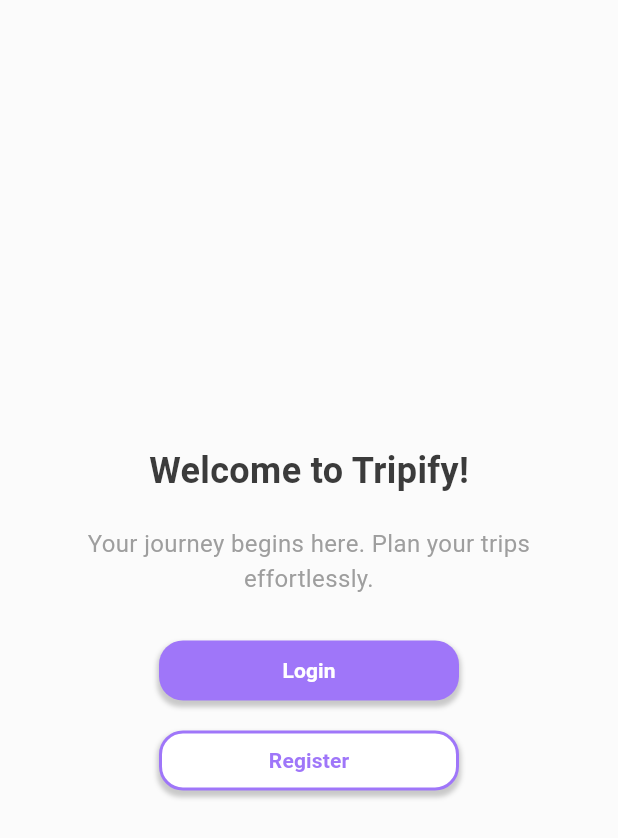
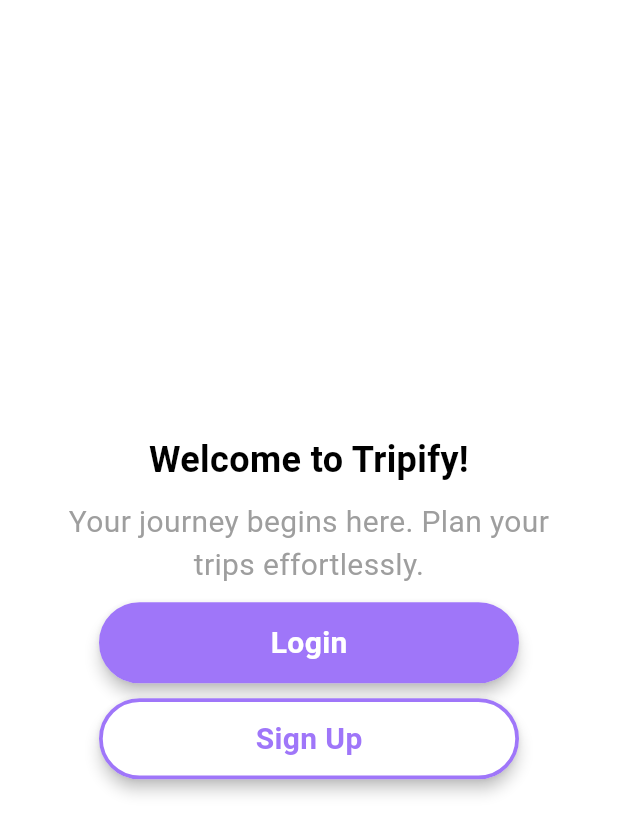
Before and after one commit to limwengni/Tripify, a Flutter app: the screen it shows after launch, on a phone screen of 412 x 824 dp. Shown: the top 838 px of the screen. Run offline on Flutter 3.47's test engine with Material 3 defaults, Android fonts, the phone set to English and light mode, and no system bars; our stand-ins replace firebase_auth, firebase_core, flutter_svg, go_router, loading_overlay, rflutter_alert and 2 more; accounts and stored records are empty.

Commit message:
change btn

```diff
--- a/lib/components/components.dart
+++ b/lib/components/components.dart
@@ -3,12 +3,13 @@ import 'package:tripify/constants.dart';
 import 'package:rflutter_alert/rflutter_alert.dart';
 
 class CustomButton extends StatelessWidget {
-  const CustomButton(
-      {super.key,
-      required this.buttonText,
-      this.isOutlined = false,
-      required this.onPressed,
-      this.width = 280});
+  const CustomButton({
+    super.key,
+    required this.buttonText,
+    this.isOutlined = false,
+    required this.onPressed,
+    this.width = 280,
+  });
 
   final String buttonText;
   final bool isOutlined;
@@ -26,7 +27,7 @@ class CustomButton extends StatelessWidget {
         elevation: 4,
         child: Container(
           width: width,
-          padding: const EdgeInsets.all(13),
+          padding: const EdgeInsets.symmetric(vertical: 10, horizontal: 15), // Adjusted padding
           decoration: BoxDecoration(
             color: isOutlined ? Colors.white : kTextColor,
             border: Border.all(color: kTextColor, width: 2.5),
@@ -47,6 +48,7 @@ class CustomButton extends StatelessWidget {
     );
   }
 }
+
 
 class TopScreenImage extends StatelessWidget {
   const TopScreenImage({super.key, required this.screenImageName});
--- a/lib/views/login_page.dart
+++ b/lib/views/login_page.dart
@@ -29,6 +29,16 @@ class _LoginScreenState extends State<LoginPage> {
       },
       child: Scaffold(
         backgroundColor: Colors.white,
+        appBar: AppBar(
+          leading: IconButton(
+            icon: Icon(Icons.arrow_back),
+            onPressed: () {
+              Navigator.popAndPushNamed(context, WelcomePage.id);
+            },
+          ),
+          backgroundColor: Colors.transparent,
+          elevation: 0, // Removes shadow under the AppBar
+        ),
         body: LoadingOverlay(
           isLoading: _saving,
           child: SafeArea(
@@ -39,11 +49,11 @@ class _LoginScreenState extends State<LoginPage> {
                   Expanded(
                     flex: 2,
                     child: Column(
-                      mainAxisAlignment: MainAxisAlignment.center, // Center the content vertically
+                      mainAxisAlignment: MainAxisAlignment.center,
                       crossAxisAlignment: CrossAxisAlignment.center,
                       children: [
                         const ScreenTitle(title: 'Login'),
-                        const SizedBox(height: 10), // Reduced spacing between title and text field
+                        const SizedBox(height: 10),
                         CustomTextField(
                           textField: TextField(
                               onChanged: (value) {
@@ -55,7 +65,7 @@ class _LoginScreenState extends State<LoginPage> {
                               decoration: kTextInputDecoration.copyWith(
                                   hintText: 'Email')),
                         ),
-                        const SizedBox(height: 10), // Reduced spacing between email and password field
+                        const SizedBox(height: 10),
                         CustomTextField(
                           textField: TextField(
                             obscureText: true,
@@ -69,7 +79,7 @@ class _LoginScreenState extends State<LoginPage> {
                                 hintText: 'Password'),
                           ),
                         ),
-                        const SizedBox(height: 20), // Adjusted spacing before button
+                        const SizedBox(height: 20),
                         CustomBottomScreen(
                           textButton: 'Login',
                           heroTag: 'login_btn',
--- a/lib/views/welcome_page.dart
+++ b/lib/views/welcome_page.dart
@@ -1,98 +1,102 @@
 import 'package:flutter/material.dart';
+import 'package:tripify/components/components.dart';
 import 'package:tripify/views/login_page.dart';
-import 'package:tripify/views/register_page.dart'; // Assuming you have a register page
+import 'package:tripify/views/register_page.dart';
 
 class WelcomePage extends StatelessWidget {
   const WelcomePage({super.key});
-  static String id = 'welcome_screen';
+  static String id = 'home_screen';
 
   @override
   Widget build(BuildContext context) {
     return Scaffold(
+      backgroundColor: Colors.white,
       body: SafeArea(
         child: Padding(
           padding: const EdgeInsets.all(25),
-          child: Center(
+          child: Center( // Center the entire Column
             child: Column(
-              mainAxisAlignment: MainAxisAlignment.center,
+              mainAxisAlignment: MainAxisAlignment.center, // Center the contents vertically
+              crossAxisAlignment: CrossAxisAlignment.center, // Center horizontally
               children: [
-                Text(
+                // Styled ScreenTitle
+                const Text(
                   'Welcome to Tripify!',
-                  style: TextStyle(fontSize: 24, fontWeight: FontWeight.bold),
+                  textAlign: TextAlign.center, // Center the text
+                  style: TextStyle(
+                    fontSize: 24, // Increased font size
+                    fontWeight: FontWeight.bold, // Bold font weight
+                    color: Colors.black, // Change color as needed
+                  ),
                 ),
-                SizedBox(height: 20),
-                Text(
+                const SizedBox(height: 10), // Reduced height
+                const Text(
                   'Your journey begins here. Plan your trips effortlessly.',
                   textAlign: TextAlign.center,
-                  style: TextStyle(fontSize: 16, color: Colors.grey),
-                ),
-                SizedBox(height: 30),
-                // Login Button with Shadow
-                Container(
-                  width: 200,
-                  height: 40, // Set the desired height here
-                  decoration: BoxDecoration(
-                    color: Color.fromARGB(255, 159, 118, 249),
-                    borderRadius: BorderRadius.circular(16),
-                    boxShadow: [
-                      BoxShadow(
-                        color: Colors.black.withOpacity(0.2),
-                        spreadRadius: 1,
-                        blurRadius: 2,
-                        offset: Offset(0, 3),
-                      ),
-                    ],
-                  ),
-                  child: TextButton(
-                    onPressed: () {
-                      Navigator.push(
-                        context,
-                        MaterialPageRoute(builder: (context) => LoginPage()),
-                      );
-                    },
-                    child: Text(
-                      'Login',
-                      style: TextStyle(
-                          color: Colors.white, fontWeight: FontWeight.bold),
-                    ),
+                  style: TextStyle(
+                    color: Colors.grey,
+                    fontSize: 20,
                   ),
                 ),
-                SizedBox(height: 20),
-                // Register Button with Outline
-                Container(
-                  width: 200,
-                  height: 40, // Set the desired height here
-                  decoration: BoxDecoration(
-                    color: Colors.white,
-                    borderRadius: BorderRadius.circular(16),
-                    border: Border.all(
-                      color: Color.fromARGB(255, 159, 118, 249), // Outline color
-                      width: 2, // Outline width
-                    ),
-                    boxShadow: [
-                      BoxShadow(
-                        color: Colors.black.withOpacity(0.2),
-                        spreadRadius: 1,
-                        blurRadius: 2,
-                        offset: Offset(0, 3),
-                      ),
-                    ],
-                  ),
-                  child: TextButton(
+                const SizedBox(height: 10), // Reduced height
+                Hero(
+                  tag: 'login_btn',
+                  child: CustomButton(
+                    buttonText: 'Login',
                     onPressed: () {
-                      Navigator.push(
-                        context,
-                        MaterialPageRoute(builder: (context) => RegistrationPage()), // Make sure this points to your register page
-                      );
+                      Navigator.pushNamed(context, LoginPage.id);
                     },
-                    child: Text(
-                      'Register',
-                      style: TextStyle(
-                          color: Color.fromARGB(255, 159, 118, 249),
-                          fontWeight: FontWeight.bold),
-                    ),
                   ),
                 ),
+                const SizedBox(height: 10),
+                Hero(
+                  tag: 'signup_btn',
+                  child: CustomButton(
+                    buttonText: 'Sign Up',
+                    isOutlined: true,
+                    onPressed: () {
+                      Navigator.pushNamed(context, RegistrationPage.id);
+                    },
+                  ),
+                ),
+                const SizedBox(height: 15), // Adjusted spacing
+                // Commenting out the sign up using section
+                /*
+                const Text(
+                  'Sign up using',
+                  style: TextStyle(
+                    color: Colors.grey,
+                    fontSize: 16,
+                  ),
+                ),
+                Row(
+                  mainAxisAlignment: MainAxisAlignment.center,
+                  children: [
+                    IconButton(
+                      onPressed: () {},
+                      icon: CircleAvatar(
+                        radius: 25,
+                        child: Image.asset('assets/images/icons/facebook.png'),
+                      ),
+                    ),
+                    IconButton(
+                      onPressed: () {},
+                      icon: CircleAvatar(
+                        radius: 25,
+                        backgroundColor: Colors.transparent,
+                        child: Image.asset('assets/images/icons/google.png'),
+                      ),
+                    ),
+                    IconButton(
+                      onPressed: () {},
+                      icon: CircleAvatar(
+                        radius: 25,
+                        child: Image.asset('assets/images/icons/linkedin.png'),
+                      ),
+                    ),
+                  ],
+                )
+                */
               ],
             ),
           ),
```
